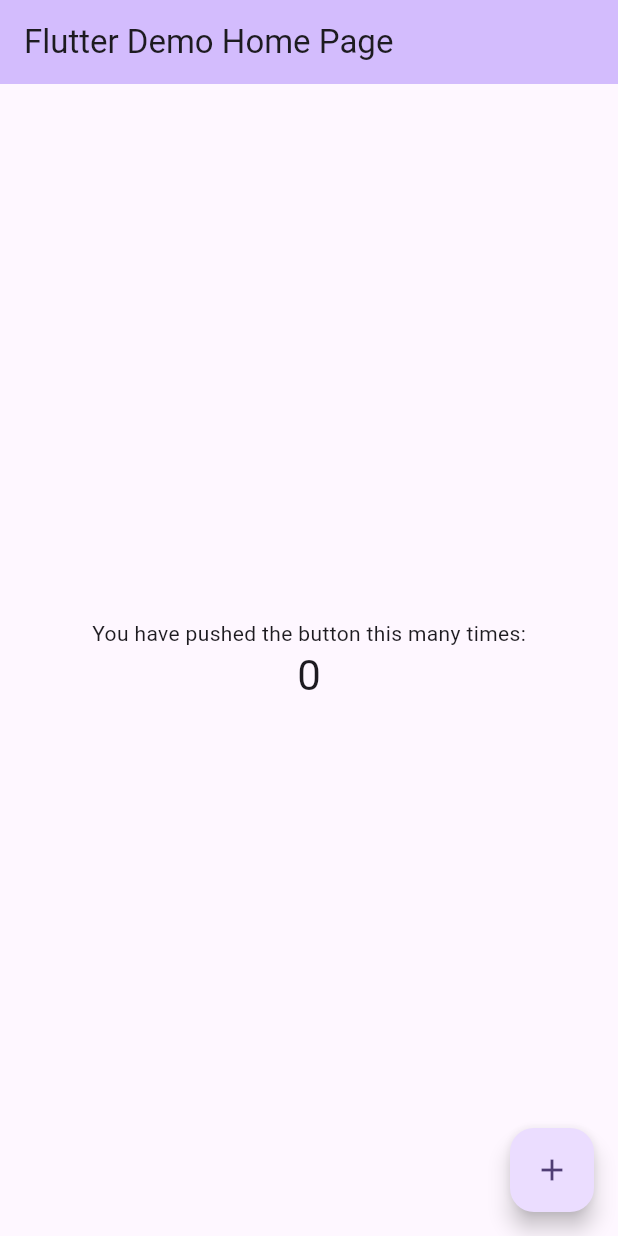
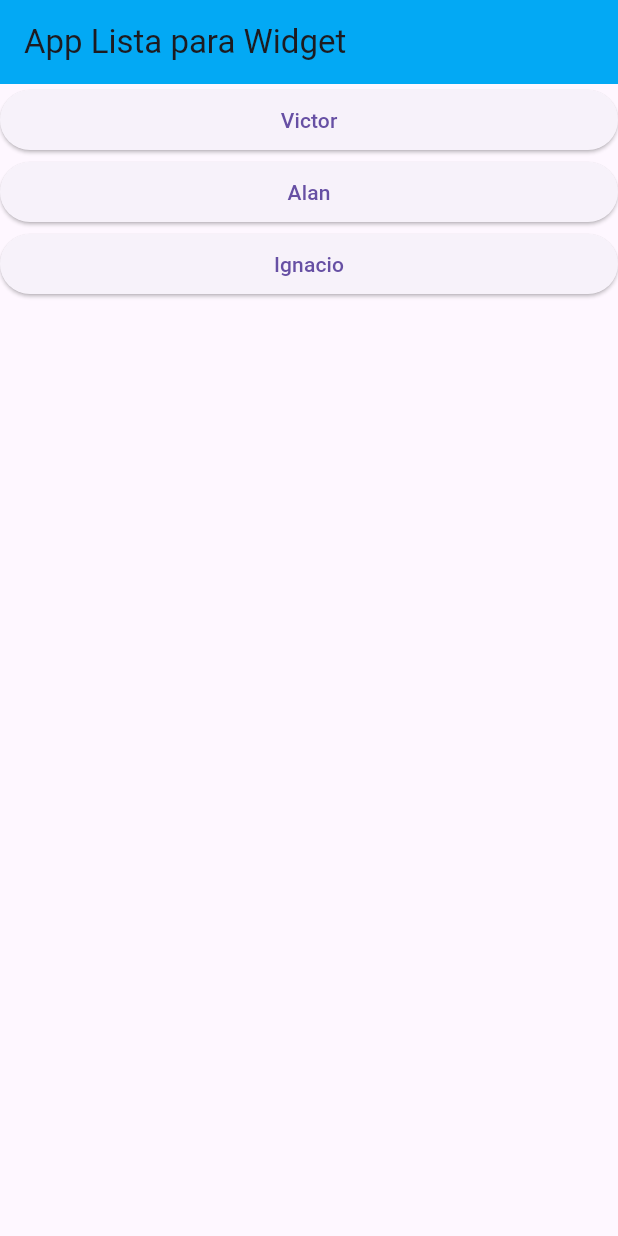
Before and after one commit to Al4nC4nt0/listapersonas, a Flutter app: the screen it shows after launch, on a phone screen of 412 x 824 dp. Run offline on Flutter 3.47's test engine with Material 3 defaults, Android fonts, the phone set to English and light mode, and no system bars.

Commit message:
lista con boton elevado

```diff
--- a/listapersonas/lib/main.dart
+++ b/listapersonas/lib/main.dart
@@ -1,4 +1,5 @@
 import 'package:flutter/material.dart';
+import 'package:listapersonas/model/persona.dart';
 
 void main() {
   runApp(const MyApp());
@@ -11,91 +12,44 @@ class MyApp extends StatelessWidget {
   @override
   Widget build(BuildContext context) {
     return MaterialApp(
-      title: 'Flutter Demo',
-      theme: ThemeData(
+      title: "App Lista para Widget",
+      home: Tela1(),
 
-
-
-        colorScheme: ColorScheme.fromSeed(seedColor: Colors.deepPurple),
-        useMaterial3: true,
-      ),
-      home: const MyHomePage(title: 'Flutter Demo Home Page'),
     );
   }
   }
 
-class MyHomePage extends StatefulWidget {
-  const MyHomePage({super.key, required this.title});
+  class Tela1 extends StatefulWidget {
 
-
-  final String title;
+      Tela1({super.key});
 
   @override
-  State<MyHomePage> createState() => _MyHomePageState();
+  State<Tela1> createState() => _Tela1State();
 }
 
-class _MyHomePageState extends State<MyHomePage> {
-  int _counter = 0;
-
-  void _incrementCounter() {
-    setState(() {
-
-      _counter++;
-    });
-  }
+class _Tela1State extends State<Tela1> {
+    List<Persona> lista = [
+      Persona(nombre:"Victor", idade: 37, apellido: "Alves", cpf: "000.000.000-00"),
+      Persona(nombre:"Alan", idade: 31, apellido: "Canto", cpf: "000.000.000-00"),
+      Persona(nombre:"Ignacio", idade: 21, apellido: "Pinheyro", cpf: "000.000.000-00")
+    ];
 
 @override
 Widget build(BuildContext context) {
-    // This method is rerun every time setState is called, for instance as done
-    // by the _incrementCounter method above.
-    //
-    // The Flutter framework has been optimized to make rerunning build methods
-    // fast, so that you can just rebuild anything that needs updating rather
-    // than having to individually change instances of widgets.
   return Scaffold(
     appBar: AppBar(
-        // TRY THIS: Try changing the color here to a specific color (to
-        // Colors.amber, perhaps?) and trigger a hot reload to see the AppBar
-        // change color while the other colors stay the same.
-        backgroundColor: Theme.of(context).colorScheme.inversePrimary,
-        // Here we take the value from the MyHomePage object that was created by
-        // the App.build method, and use it to set our appbar title.
-        title: Text(widget.title),
+      title: Text('App Lista para Widget'),
+      backgroundColor: Colors.lightBlue,
     ),
-      body: Center(
-        // Center is a layout widget. It takes a single child and positions it
-        // in the middle of the parent.
-        child: Column(
-          // Column is also a layout widget. It takes a list of children and
-          // arranges them vertically. By default, it sizes itself to fit its
-          // children horizontally, and tries to be as tall as its parent.
-          //
-          // Column has various properties to control how it sizes itself and
-          // how it positions its children. Here we use mainAxisAlignment to
-          // center the children vertically; the main axis here is the vertical
-          // axis because Columns are vertical (the cross axis would be
-          // horizontal).
-          //
-          // TRY THIS: Invoke "debug painting" (choose the "Toggle Debug Paint"
-          // action in the IDE, or press "p" in the console), to see the
-          // wireframe for each widget.
-          mainAxisAlignment: MainAxisAlignment.center,
-          children: <Widget>[
-            const Text(
-              'You have pushed the button this many times:',
-            ),
-            Text(
-              '$_counter',
-              style: Theme.of(context).textTheme.headlineMedium,
-            ),
-          ],
-        ),
-      ),
-      floatingActionButton: FloatingActionButton(
-        onPressed: _incrementCounter,
-        tooltip: 'Increment',
-        child: const Icon(Icons.add),
-      ), // This trailing comma makes auto-formatting nicer for build methods.
+    body: ListView.builder(
+        itemCount: lista.length,
+        itemBuilder: (context,index){
+          return ElevatedButton(
+            onPressed: (){},
+            child: Text(lista[index].nombre),
           );
+      },
+      )
+    ,);
   }
 }
--- /dev/null
+++ b/listapersonas/lib/model/persona.dart
@@ -0,0 +1,16 @@
+class Persona{
+  String nombre="";
+  int idade=-1;
+  String apellido="";
+  String cpf="";
+
+Persona(
+
+{
+  required this.nombre,
+  required this.idade,
+  required this.apellido,
+  required this.cpf,
+}
+);
+}
```
Lines whose indentation alone changed are shown as unchanged.
